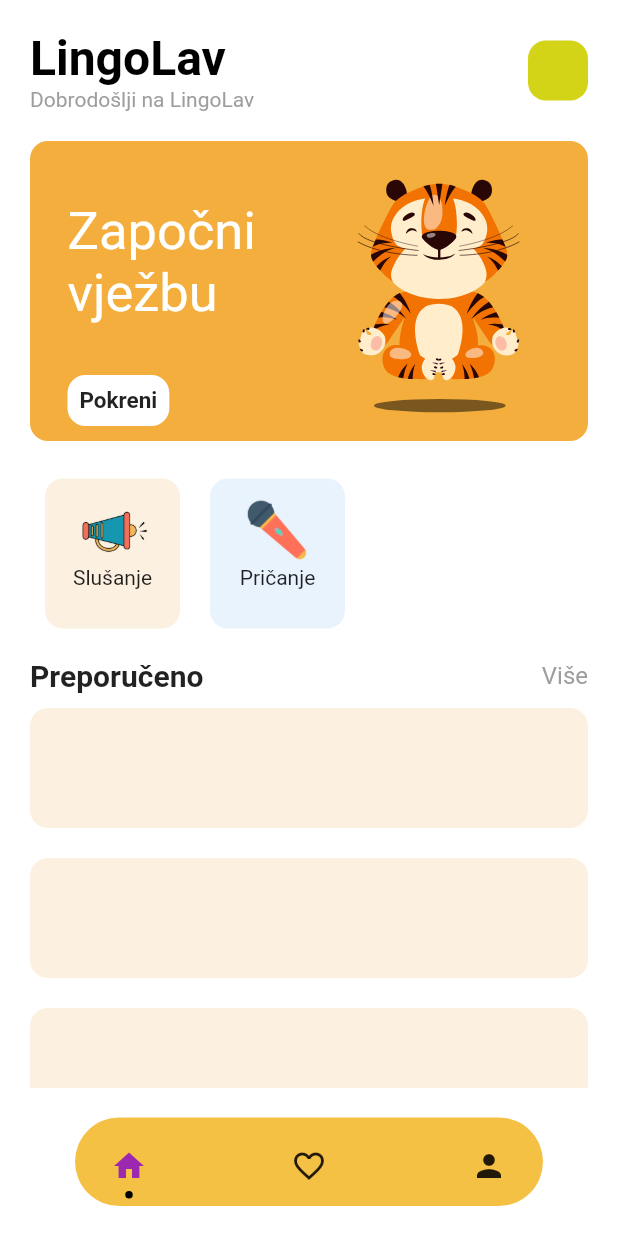
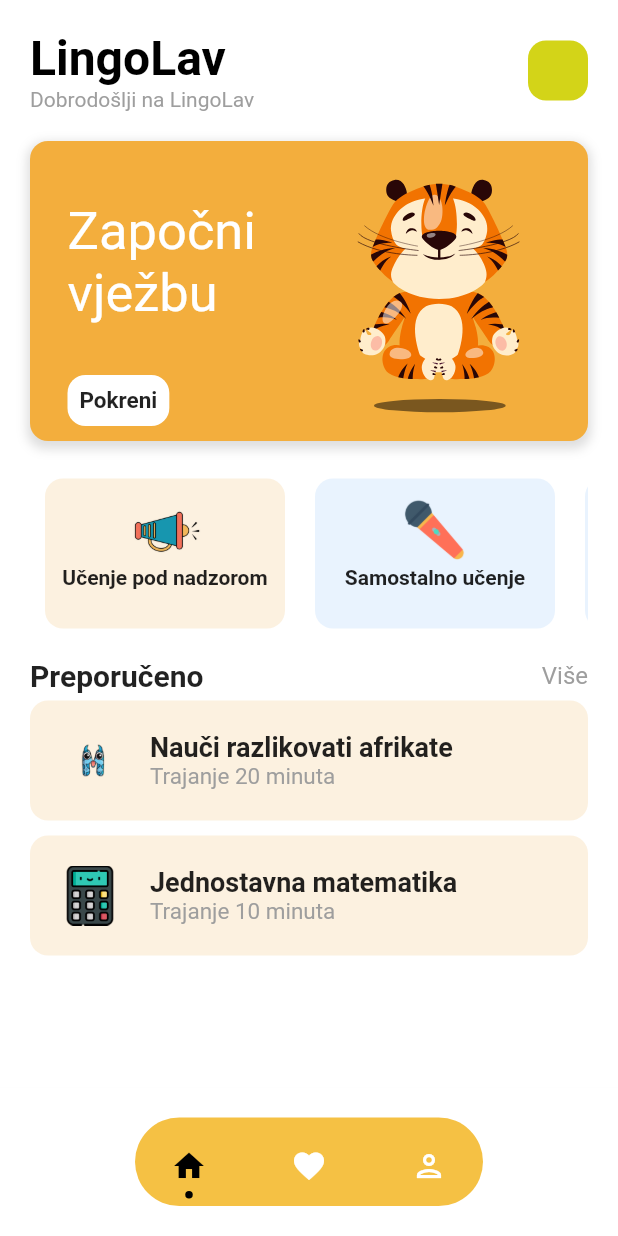
Before and after one commit to xykadra/WinMacCollab, a Flutter app: the screen it shows after launch, on a phone screen of 412 x 824 dp. Run offline on Flutter 3.47's test engine with Material 2 defaults, Android fonts, the phone set to English and light mode, and no system bars; drawn by our look-alikes of dot_navigation_bar; our stand-ins replace audioplayers, flutter_svg, google_fonts, lottie, percent_indicator.

Commit message:
Version8

```diff
--- a/lib/pages/bottom_nav_bar.dart
+++ b/lib/pages/bottom_nav_bar.dart
@@ -1,5 +1,6 @@
 import 'package:dot_navigation_bar/dot_navigation_bar.dart';
 import 'package:flutter/material.dart';
+import 'package:linglav/pages/stats_page.dart';
 
 import 'home_page.dart';
 
@@ -19,13 +20,15 @@ class _bottomNavigationBarState extends State<bottomNavigationBar> {
     });
   }
 
-  final List<Widget> _pages = [HomePage(), HomePage(), HomePage()];
+  final List<Widget> _pages = [HomePage(), HomePage(), StatsPage()];
   @override
   Widget build(BuildContext context) {
     return Scaffold(
       backgroundColor: Colors.white,
       extendBody: true,
-      bottomNavigationBar: DotNavigationBar(
+      bottomNavigationBar: Padding(
+        padding: const EdgeInsets.symmetric(horizontal:40.0),
+        child: DotNavigationBar(
           backgroundColor: Color.fromRGBO(245,193,68,1),
           currentIndex: selectedIndex,
           onTap: _navigateBottomBar,
@@ -34,13 +37,16 @@ class _bottomNavigationBarState extends State<bottomNavigationBar> {
           items: [
             DotNavigationBarItem(
               icon: Icon(Icons.home),
-            selectedColor: Colors.purple,
+              unselectedColor: Colors.white,
+
+              selectedColor: Colors.black,
             ),
 
             /// Likes
             DotNavigationBarItem(
-            icon: Icon(Icons.favorite_border),
-            selectedColor: Colors.pink,
+              icon: Icon(Icons.favorite,),
+              selectedColor: Colors.red,
+              unselectedColor: Colors.white
             ),
 
             // /// Search
@@ -51,10 +57,13 @@ class _bottomNavigationBarState extends State<bottomNavigationBar> {
 
             /// Profile
             DotNavigationBarItem(
-            icon: Icon(Icons.person),
-            selectedColor: Colors.teal,
+              icon: Icon(Icons.person_outlined),
+              selectedColor: Colors.black,
+              unselectedColor: Colors.white
+
             ),
           ],
+        ),
       ),
       body: _pages[selectedIndex],
     );
--- a/lib/pages/home_page.dart
+++ b/lib/pages/home_page.dart
@@ -62,10 +62,28 @@ class _HomePageState extends State<HomePage> {
               SizedBox(
                 height: 20,
               ),
-              Container(
+              GestureDetector(
+                onTap: () {
+                  Navigator.push(
+                      context,
+                      MaterialPageRoute(
+                        builder: (context) => OnlyHearingPage(),
+                      ));
+                },
+                child: Container(
                   padding: EdgeInsets.all(10),
                   height: 200,
                   decoration: BoxDecoration(
+                      boxShadow: [
+                        BoxShadow(
+                          color: Colors.grey[400]!
+                              .withOpacity(0.5), // Shadow color
+                          spreadRadius: 2, // Spread radius
+                          blurRadius: 5, // Blur radius
+                          offset:
+                              Offset(0, 3), // Offset in the x and y direction
+                        ),
+                      ],
                       color: Color.fromRGBO(243, 174, 61, 1),
                       borderRadius: BorderRadius.circular(12)),
                   child: Row(
@@ -78,11 +96,13 @@ class _HomePageState extends State<HomePage> {
                           children: [
                             Text(
                               "Započni",
-                            style: TextStyle(fontSize: 35, color: Colors.white),
+                              style:
+                                  TextStyle(fontSize: 35, color: Colors.white),
                             ),
                             Text(
                               "vježbu",
-                            style: TextStyle(fontSize: 35, color: Colors.white),
+                              style:
+                                  TextStyle(fontSize: 35, color: Colors.white),
                             ),
                             Spacer(),
                             Container(
@@ -94,7 +114,8 @@ class _HomePageState extends State<HomePage> {
                                 child: Text(
                                   "Pokreni",
                                   style: TextStyle(
-                                    fontWeight: FontWeight.bold, fontSize: 15),
+                                      fontWeight: FontWeight.bold,
+                                      fontSize: 15),
                                 ),
                               ),
                             )
@@ -103,6 +124,7 @@ class _HomePageState extends State<HomePage> {
                       ),
                       Lottie.asset("lib/assets/tigar_lebdi.json")
                     ],
+                  ),
                 ),
               ),
               SizedBox(
@@ -124,12 +146,16 @@ class _HomePageState extends State<HomePage> {
                       },
                       child: ExerciseItem(
                           backgroundColor: Color.fromRGBO(252, 241, 224, 1),
-                          name: "Slušanje",
+                          name: "Učenje pod nadzorom",
                           imagePath: "lib/assets/speaker.png"),
                     ),
                     ExerciseItem(
                         backgroundColor: Color.fromRGBO(233, 243, 254, 1),
-                        name: "Pričanje",
+                        name: "Samostalno učenje",
+                        imagePath: "lib/assets/microphone1.png"),
+                    ExerciseItem(
+                        backgroundColor: Color.fromRGBO(233, 243, 254, 1),
+                        name: "Samostalno učenje",
                         imagePath: "lib/assets/microphone1.png")
 
                     // Add more items as needed
@@ -152,9 +178,16 @@ class _HomePageState extends State<HomePage> {
                   )
                 ],
               ),
-              Course(),
-              Course(),
-              Course(),
+              Course(
+                title: "Nauči razlikovati afrikate",
+                subtitle: "Trajanje 20 minuta",
+                imagePath: "lib/assets/letter.png",
+              ),
+              Course(
+                title: "Jednostavna matematika",
+                subtitle: "Trajanje 10 minuta",
+                imagePath: "lib/assets/calculator.png",
+              ),
             ]),
           ),
         ),
--- a/lib/utils/course.dart
+++ b/lib/utils/course.dart
@@ -1,7 +1,14 @@
 import 'package:flutter/material.dart';
 
 class Course extends StatefulWidget {
-  const Course({super.key});
+  final String imagePath;
+  final String title;
+  final String subtitle;
+  const Course({
+    required this.imagePath,
+    required this.title,
+    required this.subtitle,
+  });
 
   @override
   State<Course> createState() => _CourseState();
@@ -11,13 +18,36 @@ class _CourseState extends State<Course> {
   @override
   Widget build(BuildContext context) {
     return Padding(
-      padding: EdgeInsets.symmetric(vertical: 10),
+      padding: EdgeInsets.symmetric(vertical: 5),
       child: Container(
-        height: 80,
+        padding: EdgeInsets.all(20),
+        // height: 80,
         decoration: BoxDecoration(
-          borderRadius: BorderRadius.circular(12),
-          color: Color.fromRGBO(252, 241, 224, 1)
-        ),
+            borderRadius: BorderRadius.circular(12),
+            color: Color.fromRGBO(252, 241, 224, 1)),
+        child: Row(children: [
+          Container(
+            height: 40,
+            width: 40,
+            child: Image.asset(widget.imagePath),
+          ),
+          SizedBox(
+            width: 20,
+          ),
+          Column(
+            crossAxisAlignment: CrossAxisAlignment.start,
+            children: [
+              Text(
+                widget.title,
+                style: TextStyle(fontSize: 18, fontWeight: FontWeight.bold),
+              ),
+              Text(
+                widget.subtitle,
+                style: TextStyle(fontSize: 15, color: Colors.grey),
+              ),
+            ],
+          )
+        ]),
       ),
     );
   }
--- a/lib/utils/exercise_item.dart
+++ b/lib/utils/exercise_item.dart
@@ -20,12 +20,12 @@ class ExerciseItem extends StatelessWidget {
         decoration: BoxDecoration(
             color: backgroundColor, borderRadius: BorderRadius.circular(12)),
         height: 90,
-        width: 90,
+        width: 160,
         child: Center(
           child: Column(
             children: [
               Container(height: 50, child: Image.asset(imagePath)),
-              Text(name),
+              Text(name, style: TextStyle(fontWeight: FontWeight.bold),),
             ],
           ),
         ),
```
Also changed, not shown: lib/pages/stats_page.dart (added, +202 -0 lines), lib/assets/assetsForPractice/calculator.png (added), lib/assets/assetsForPractice/letterIcon.png (added), lib/assets/calculator.png (added), lib/assets/letter.png (added). Lines whose indentation alone changed are shown as unchanged.
